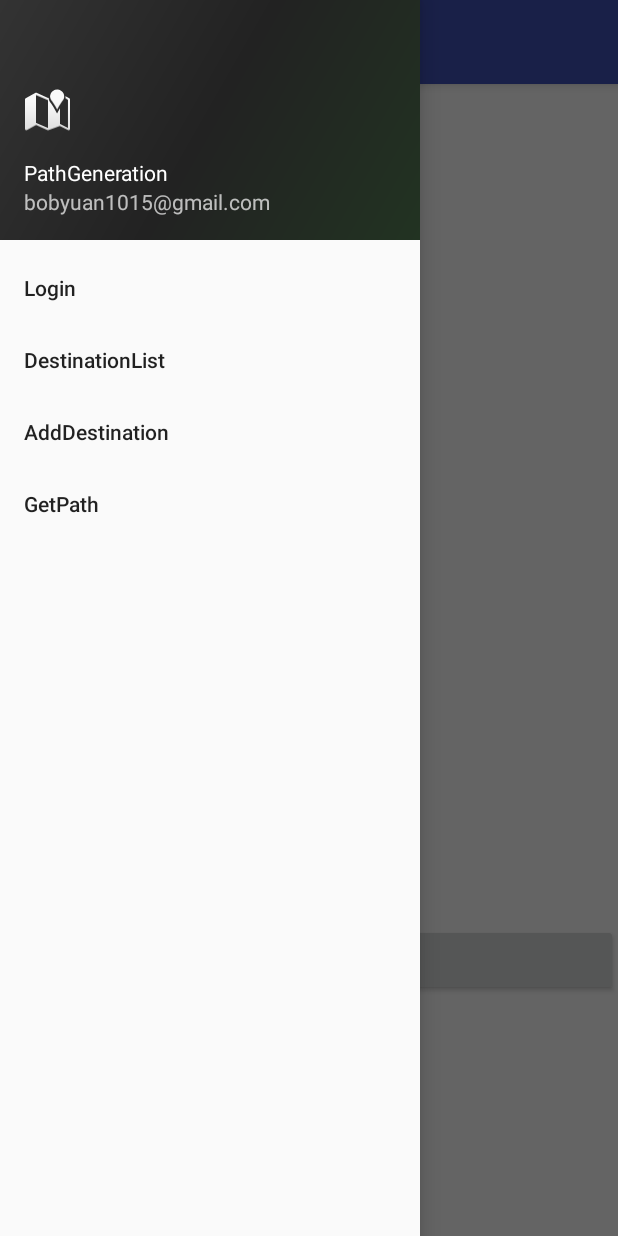
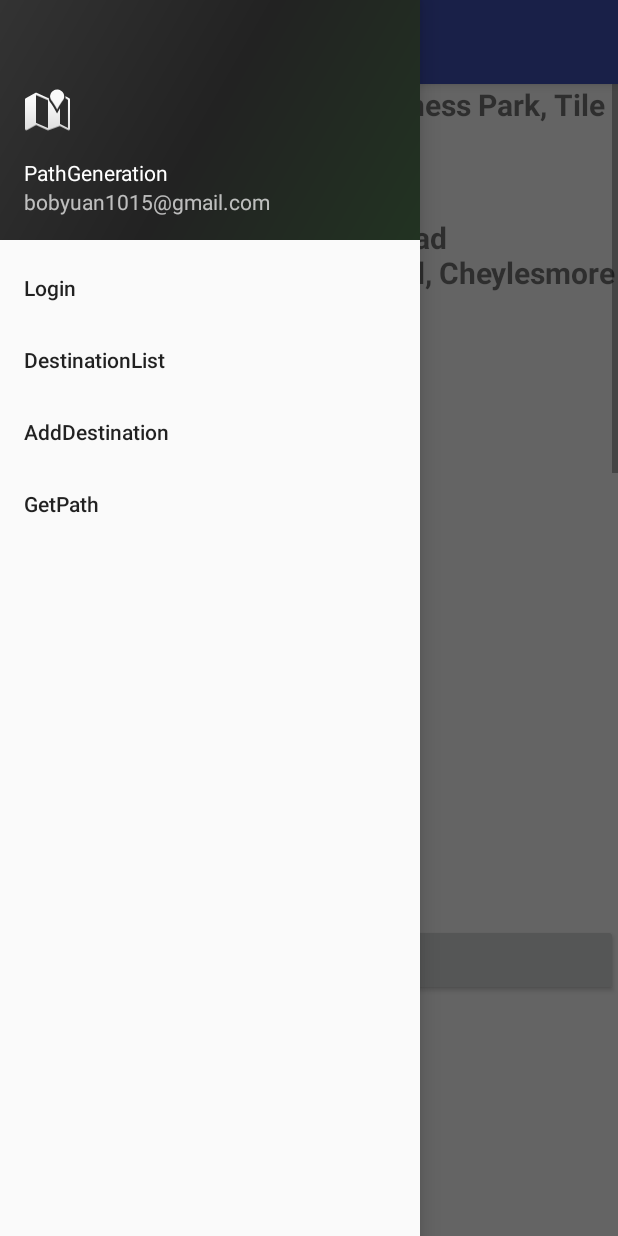
Before and after one commit to Bobyuan1015/donkeyProject, an Android app: the fragment DestinationsFragment placed in its activity, with the side drawer open, on a phone screen of 412 x 824 dp. Run offline under Robolectric (Android 15) with nearby library versions, the phone set to English and light mode, and no system bars; libraries missing offline, so code that uses them is left out: com.google.maps.android.

Commit message:
add functions:(3/10) 1. delete item on listview when the action of long pressing takes place. I finish the simple and basic one but try to use advanced listview, recycleView. 2. implement recyclerView  for displaying the list of destinations, and add delete button for deleting multiple items but can't clear click lables after deleting.

```diff
--- a/app/src/main/java/yuancom/bob/myapplication/geographicInfo/DestinationsFragment.java
+++ b/app/src/main/java/yuancom/bob/myapplication/geographicInfo/DestinationsFragment.java
@@ -101,6 +101,7 @@ public class DestinationsFragment extends Fragment implements OnItemListener{
                     }
                     recyclerViewAdapter.notifyDataSetChanged();
                     Log.d(Tag,"Delete sucessfully");
+
                 }
             }
         });
--- /dev/null
+++ b/app/src/main/java/yuancom/bob/myapplication/geographicInfo/MyAdapter.java
@@ -0,0 +1,53 @@
+package yuancom.bob.myapplication.geographicInfo;
+
+import android.support.v7.widget.RecyclerView;
+import android.view.LayoutInflater;
+import android.view.View;
+import android.view.ViewGroup;
+
+import java.util.ArrayList;
+
+
+import yuancom.bob.myapplication.R;
+
+/**
+ * Created by bob on 31/08/2017.
+ */
+
+public class MyAdapter extends RecyclerView.Adapter<MyViewHolder> implements OnItemListener{
+
+    private ArrayList<Destination> mDataset;
+    private OnItemListener mListener;
+    public MyAdapter(ArrayList<Destination> mydata, OnItemListener listener){
+        this.mDataset = mydata;
+        this.mListener = listener;
+    }
+
+    @Override
+    public MyViewHolder onCreateViewHolder(ViewGroup parent, int viewType) {
+        View itemView = LayoutInflater.from(parent.getContext()).
+                inflate(R.layout.destination_row,parent,false);
+        return new MyViewHolder(itemView,this);
+    }
+
+    @Override
+    public void onBindViewHolder(MyViewHolder holder, int position) {
+        Destination destination = mDataset.get(position);
+        holder.mView_address.setText( destination.getName());
+        holder.mView_Postcode.setText( destination.getPostCode());
+        holder.mView_Latlng.setText( "( "+destination.geLatitude()+ " , "+destination.getLongitude()+" )");
+
+        holder.destination = destination;
+    }
+
+    @Override
+    public int getItemCount() {
+        return mDataset.size();
+    }
+
+
+    @Override
+    public void onItemSelected(Destination item,int position) {
+        mListener.onItemSelected(item, position);
+    }
+}
--- /dev/null
+++ b/app/src/main/java/yuancom/bob/myapplication/geographicInfo/MyViewHolder.java
@@ -0,0 +1,57 @@
+package yuancom.bob.myapplication.geographicInfo;
+
+
+import android.support.v7.widget.RecyclerView;
+import android.util.Log;
+import android.view.View;
+import android.widget.ImageView;
+import android.widget.LinearLayout;
+import android.widget.TextView;
+
+import yuancom.bob.myapplication.R;
+
+/**
+ * Created by bob on 31/08/2017.
+ */
+
+
+public  class MyViewHolder extends RecyclerView.ViewHolder {
+    // each data item is just a string in this case
+    public TextView mView_address,mView_Postcode, mView_Latlng;
+    public LinearLayout rowLayout;
+    public ImageView choiceImage;
+    public Destination destination;
+    private OnItemListener mListener;
+    public int selectedFlag = 0;
+    public int position = -1;
+    public MyViewHolder(View v, OnItemListener lisener) {
+        super(v);
+        mListener = lisener;
+        mView_address = (TextView) v.findViewById(R.id.textView_address);
+        mView_Postcode = (TextView) v.findViewById(R.id.textView_postcode);
+        mView_Latlng = (TextView) v.findViewById(R.id.textView_latlng);
+        choiceImage = (ImageView) v.findViewById(R.id.checkboximage);
+        rowLayout = (LinearLayout) v.findViewById(R.id.rowLayout);
+        rowLayout.setOnClickListener(new View.OnClickListener(){
+
+            @Override
+            public void onClick(View v) {
+
+                if( selectedFlag!= 1)
+                {
+                    selectedFlag = 1;
+                    //rowLayout.setBackgroundColor(0x330000ff);
+                    choiceImage.setImageResource(R.drawable.checkedbox);
+                    position = getPosition();
+                    mListener.onItemSelected( destination,position );
+                    Log.d("holder","Position="+position);
+                }
+                else{
+                    selectedFlag = 0;
+                    choiceImage.setImageResource(R.drawable.blankbox);
+                }
+
+            }
+        });
+    }
+}
--- /dev/null
+++ b/app/src/main/java/yuancom/bob/myapplication/geographicInfo/OnItemListener.java
@@ -0,0 +1,9 @@
+package yuancom.bob.myapplication.geographicInfo;
+
+/**
+ * Created by bob on 31/08/2017.
+ */
+
+public interface OnItemListener {
+    void onItemSelected( Destination item, int position);
+}
```
Also changed, not shown: app/src/main/res/layout/destination_row.xml (added, +52 -0 lines), app/src/main/res/drawable-hdpi/blankbox.png (added), app/src/main/res/drawable-hdpi/checkedbox.png (added), app/src/main/res/drawable-mdpi/blankbox.png (added), app/src/main/res/drawable-mdpi/checkedbox.png (added), app/src/main/res/drawable-xhdpi/blankbox.png (added), app/src/main/res/drawable-xhdpi/checkedbox.png (added), app/src/main/res/drawable-xxhdpi/blankbox.png (added), app/src/main/res/drawable-xxhdpi/checkedbox.png (added).
